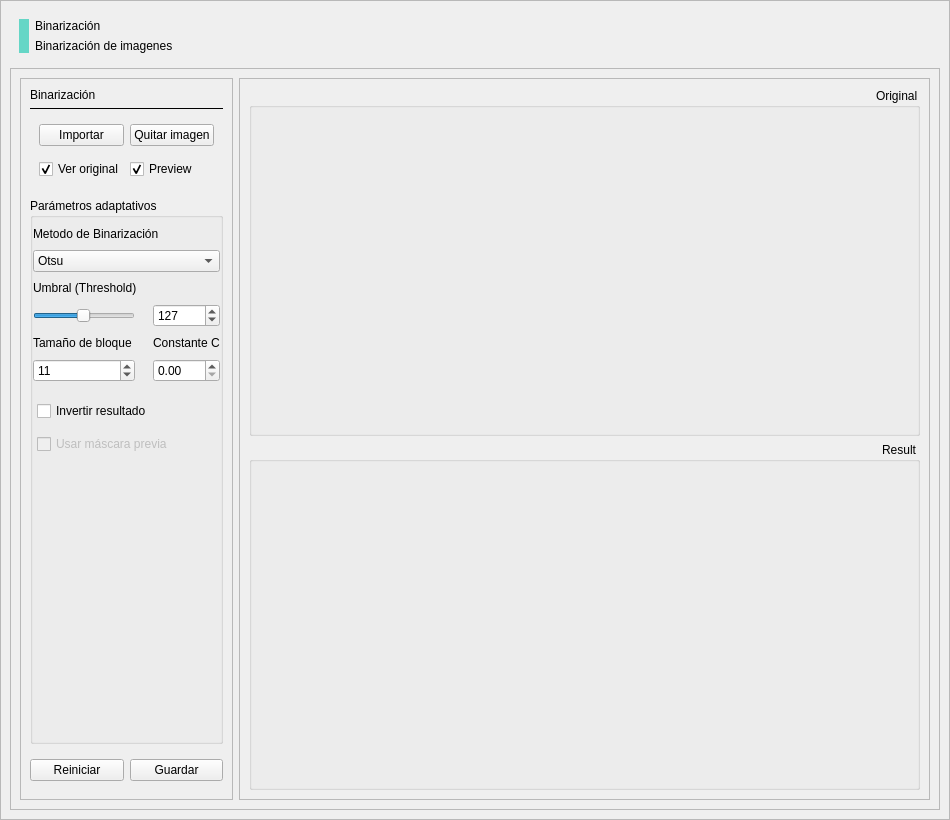
Above: ui/pages/Tfrm_Binarizacion.ui from DemonSlayer5768/BioImageOptimizer before the change. Below: the same form after it.
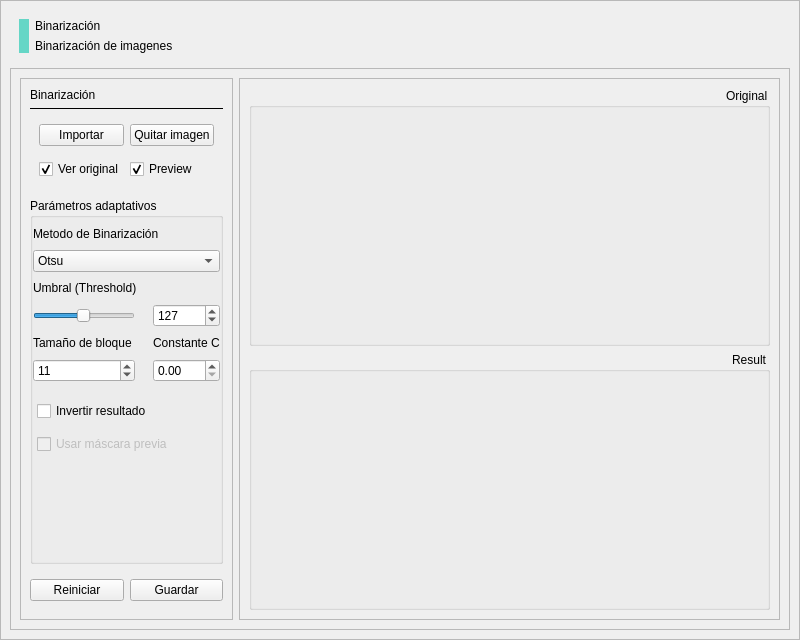
That is the form after the change. Icons and pictures are not drawn.

What changed in the file:
```diff
--- a/ui/pages/Tfrm_Binarizacion.ui
+++ b/ui/pages/Tfrm_Binarizacion.ui
@@ -6,10 +6,16 @@
    <rect>
     <x>0</x>
     <y>0</y>
-    <width>950</width>
-    <height>820</height>
+    <width>800</width>
+    <height>640</height>
    </rect>
   </property>
+  <property name="sizePolicy">
+   <sizepolicy hsizetype="Expanding" vsizetype="Expanding">
+    <horstretch>0</horstretch>
+    <verstretch>0</verstretch>
+   </sizepolicy>
+  </property>
   <property name="windowTitle">
    <string>Form</string>
   </property>
@@ -128,7 +134,7 @@
         <property name="minimumSize">
          <size>
           <width>0</width>
-          <height>710</height>
+          <height>0</height>
          </size>
         </property>
         <property name="styleSheet">
```
